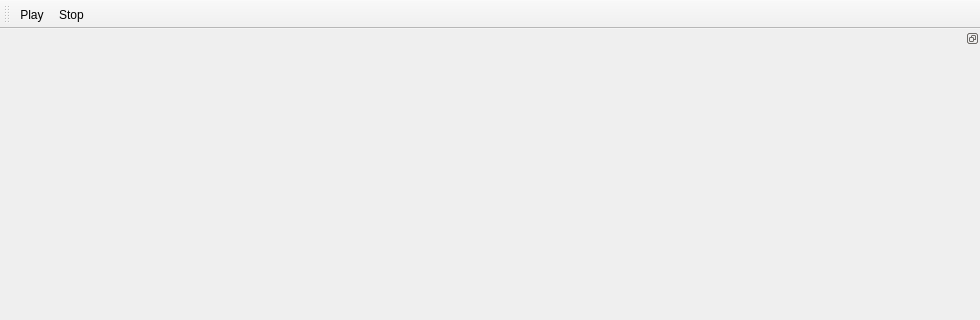
Before: the Qt Designer form mainwindow.ui in jojonas/moehre, drawn with Qt 5; both pictures show x 0 to 980 and y 0 to 320 of the 980 by 780 pixel window.
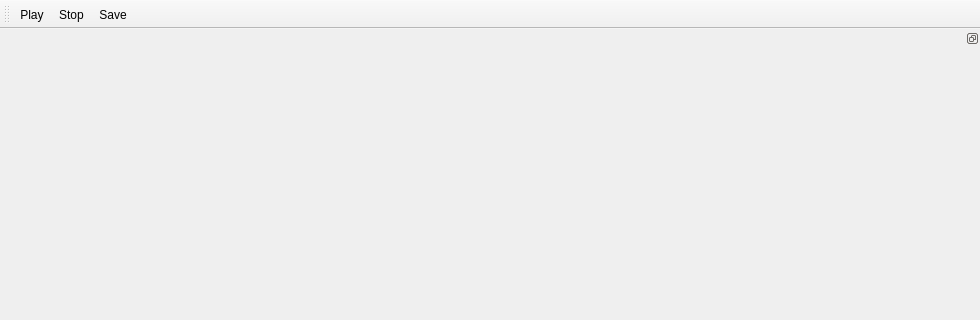
After: the same form once the commit is applied.

The edit to the form file:
```diff
--- a/mainwindow.ui
+++ b/mainwindow.ui
@@ -28,6 +28,7 @@
    </attribute>
    <addaction name="actionPlay"/>
    <addaction name="actionStop"/>
+   <addaction name="actionSave"/>
   </widget>
   <widget class="QDockWidget" name="dockProperties">
    <property name="features">
@@ -67,6 +68,14 @@
     <string>Stop</string>
    </property>
   </action>
+  <action name="actionSave">
+   <property name="text">
+    <string>Save</string>
+   </property>
+   <property name="shortcut">
+    <string>Ctrl+S</string>
+   </property>
+  </action>
  </widget>
  <resources/>
  <connections/>
```
